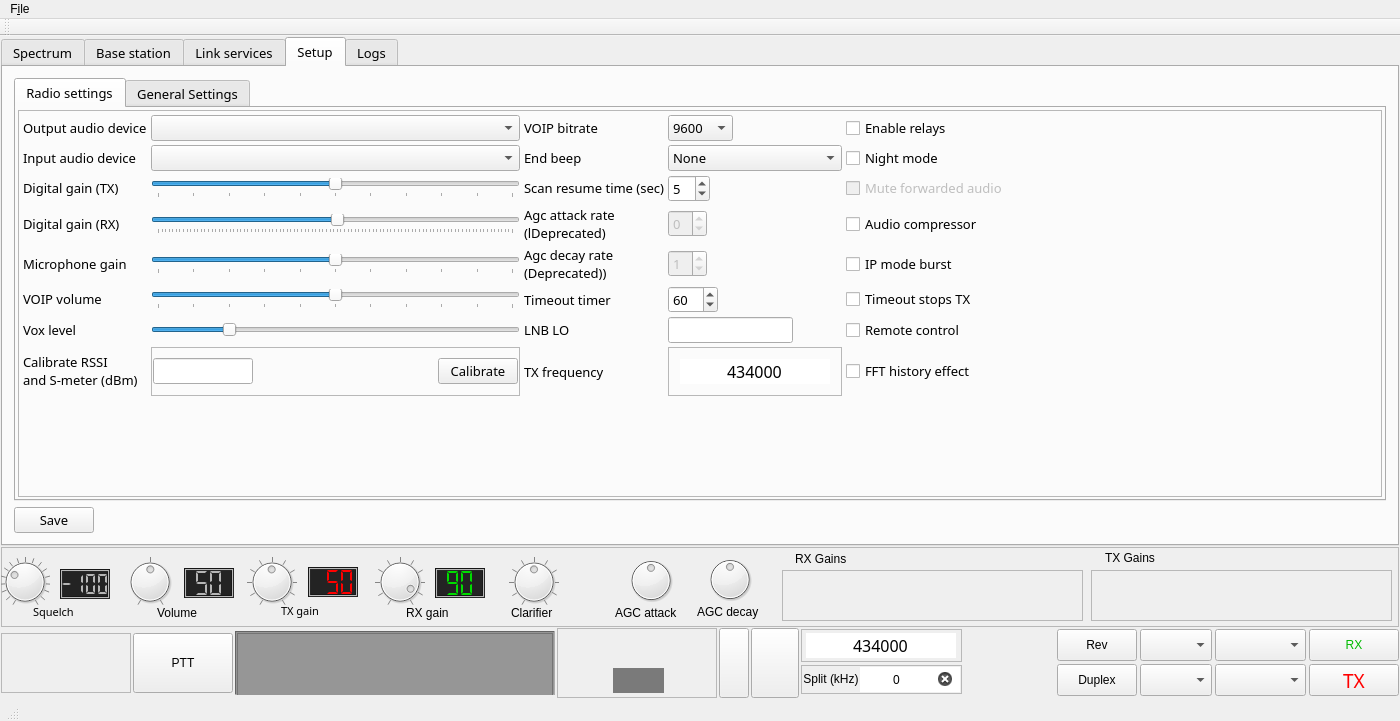
Above: src/mainwindow.ui from qradiolink/qradiolink before the change. Below: the same form after it.
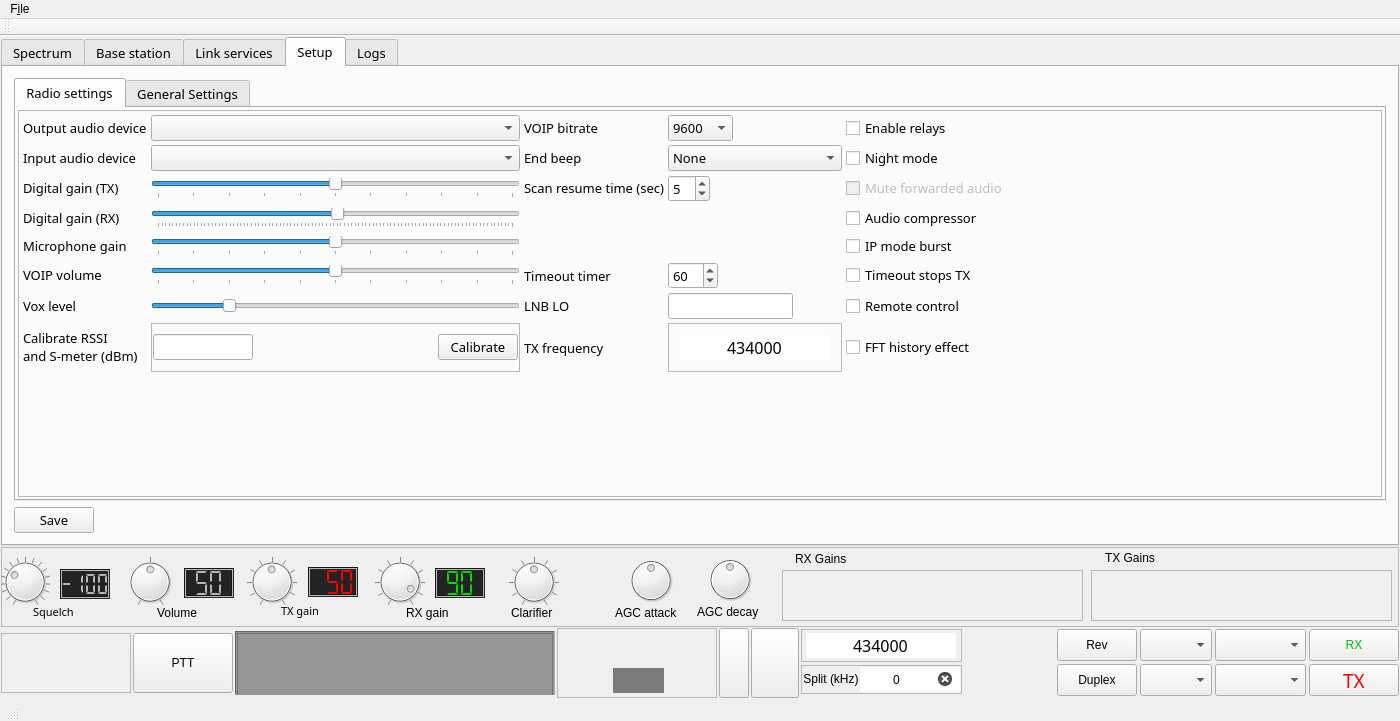
That is the form after the change. The open tabs and pages were chosen to show the change. Icons and pictures are not drawn. Custom widgets are drawn as their Qt base class.

Commit message: Remove old AGC controls

The edit to the form file:
```diff
--- a/src/mainwindow.ui
+++ b/src/mainwindow.ui
@@ -2914,28 +2914,6 @@
                    </property>
                   </widget>
                  </item>
-                 <item row="9" column="3">
-                  <widget class="QSpinBox" name="agcDecaySpinBox">
-                   <property name="enabled">
-                    <bool>false</bool>
-                   </property>
-                   <property name="sizePolicy">
-                    <sizepolicy hsizetype="Fixed" vsizetype="Fixed">
-                     <horstretch>0</horstretch>
-                     <verstretch>0</verstretch>
-                    </sizepolicy>
-                   </property>
-                   <property name="minimum">
-                    <number>-2</number>
-                   </property>
-                   <property name="maximum">
-                    <number>6</number>
-                   </property>
-                   <property name="value">
-                    <number>1</number>
-                   </property>
-                  </widget>
-                 </item>
                  <item row="7" column="0">
                   <widget class="QLabel" name="label_48">
                    <property name="text">
@@ -3086,20 +3064,6 @@
                    </property>
                   </widget>
                  </item>
-                 <item row="9" column="2">
-                  <widget class="QLabel" name="label_37">
-                   <property name="sizePolicy">
-                    <sizepolicy hsizetype="Fixed" vsizetype="Fixed">
-                     <horstretch>0</horstretch>
-                     <verstretch>0</verstretch>
-                    </sizepolicy>
-                   </property>
-                   <property name="text">
-                    <string>Agc decay rate
-(Deprecated))</string>
-                   </property>
-                  </widget>
-                 </item>
                  <item row="2" column="1">
                   <widget class="QComboBox" name="audioOutputComboBox">
                    <property name="sizePolicy">
@@ -3390,20 +3354,6 @@
                    </item>
                   </widget>
                  </item>
-                 <item row="7" column="2">
-                  <widget class="QLabel" name="label_19">
-                   <property name="sizePolicy">
-                    <sizepolicy hsizetype="Fixed" vsizetype="Fixed">
-                     <horstretch>0</horstretch>
-                     <verstretch>0</verstretch>
-                    </sizepolicy>
-                   </property>
-                   <property name="text">
-                    <string>Agc attack rate
-(lDeprecated)</string>
-                   </property>
-                  </widget>
-                 </item>
                  <item row="6" column="2">
                   <widget class="QLabel" name="label_40">
                    <property name="sizePolicy">
@@ -3556,25 +3506,6 @@
                    </property>
                   </widget>
                  </item>
-                 <item row="7" column="3">
-                  <widget class="QSpinBox" name="agcAttackSpinBox">
-                   <property name="enabled">
-                    <bool>false</bool>
-                   </property>
-                   <property name="sizePolicy">
-                    <sizepolicy hsizetype="Fixed" vsizetype="Fixed">
-                     <horstretch>0</horstretch>
-                     <verstretch>0</verstretch>
-                    </sizepolicy>
-                   </property>
-                   <property name="minimum">
-                    <number>-2</number>
-                   </property>
-                   <property name="maximum">
-                    <number>6</number>
-                   </property>
-                  </widget>
-                 </item>
                 </layout>
                </widget>
               </item>
```
